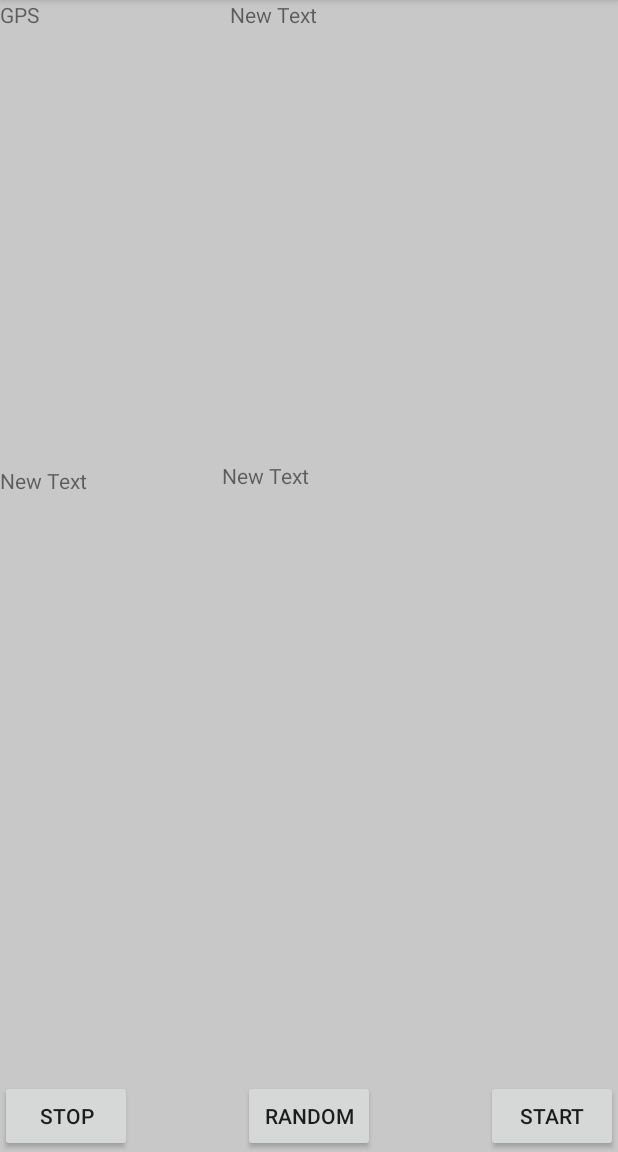
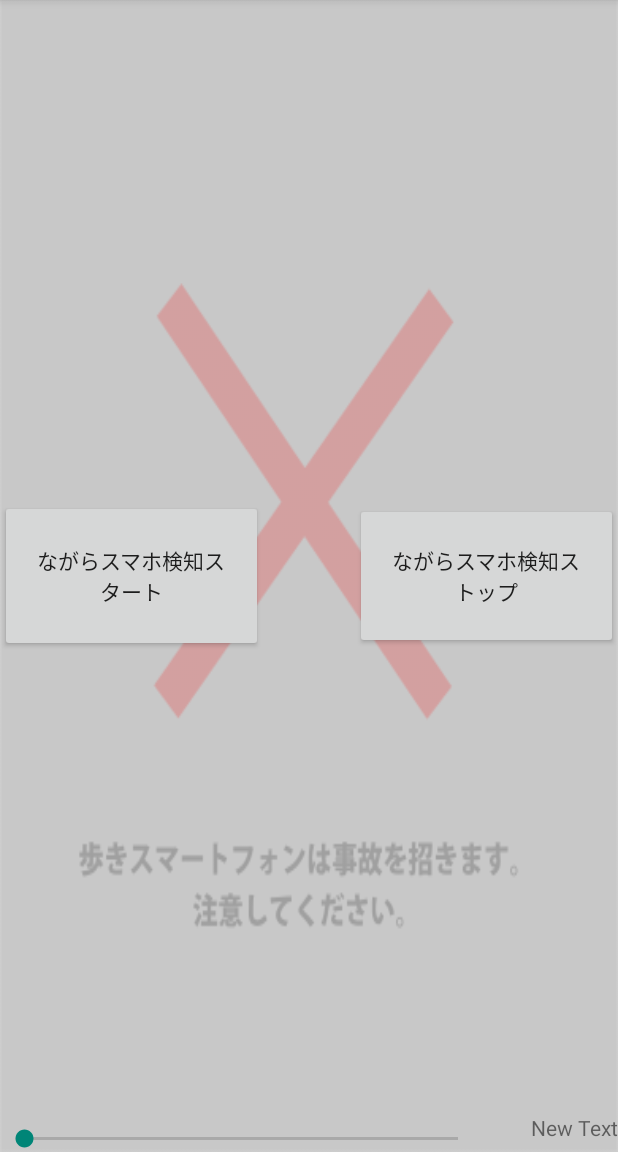
Before and after one commit to NegishiTakumi/NagaraSmartPhonePreventionSystem, an Android app: the screen it shows after launch (MainActivity), on a phone screen of 412 x 824 dp, the part 84-1236 px from its top. Run offline under Robolectric (Android 15) with nearby library versions, the phone set to English and light mode, and no system bars.

Commit message:
被験者実験の実装に移るところ。 検知はこれで完成とし、余分なUIは全削除

```diff
--- a/App/src/main/java/com/grad/nagara/MainActivity.java
+++ b/App/src/main/java/com/grad/nagara/MainActivity.java
@@ -29,6 +29,7 @@ import android.widget.ArrayAdapter;
 import android.widget.Button;
 import android.widget.FrameLayout;
 import android.widget.LinearLayout;
+import android.widget.SeekBar;
 import android.widget.TextView;
 
 import com.grad.nagara.libsvm.svm;
@@ -38,16 +39,14 @@ import java.util.*;
 import static android.provider.Settings.*;
 
 public class MainActivity extends ActionBarActivity implements SensorEventListener,View.OnClickListener{
-    public static String TAG = "_m_MainActivity";
-    public static int MODE = 2;
-    private TextView acceValueText,gpsValueText,distValueText,naturalizedText;
+    public static String TAG = "__MainActivity";
+    private TextView levelTextView;
     private Button dbButton,stopButton,paleButton;
     private LocationManager lm;
     private SensorManager manager;
     private AcceleratorManager a_manager;
     private LatlngManager l_manager;
-    private MySVMManager mSVM_manager;
-
+    private SeekBar seekBar;
     IntentFilter intentFilter;
     NagaraLayerReceiver receiver;
 
@@ -62,22 +61,34 @@ public class MainActivity extends ActionBarActivity implements SensorEventListen
                     .commit();
         }
         {
-            lm = (LocationManager)getSystemService(Context.LOCATION_SERVICE);
-            gpsValueText = (TextView)findViewById(R.id.gpsTextView);
-            acceValueText = (TextView)findViewById(R.id.acceTextView);
-            distValueText = (TextView)findViewById(R.id.distTextView);
-            naturalizedText = (TextView)findViewById(R.id.NatralizedTextView);
+            levelTextView = (TextView)findViewById(R.id.levelTextView);
             dbButton = (Button)findViewById(R.id.debugButton);
             dbButton.setOnClickListener(this);
             stopButton = (Button)findViewById(R.id.StopButton);
             stopButton.setOnClickListener(this);
-            paleButton = (Button)findViewById(R.id.paleButton);
-            paleButton.setOnClickListener(this);
             manager = (SensorManager)getSystemService(SENSOR_SERVICE);
-            a_manager = new AcceleratorManager(acceValueText,naturalizedText,manager);
-            l_manager = new LatlngManager(gpsValueText,distValueText,lm);
+            AcceleratorManager.mContext = this.getBaseContext();
 
-            Log.d(TAG, "ctor??");
+            //被験者実験用
+            seekBar = (SeekBar)findViewById(R.id.seekBar);
+            seekBar.setMax(3);
+            seekBar.setProgress(0);
+            seekBar.setOnSeekBarChangeListener(new SeekBar.OnSeekBarChangeListener() {
+                @Override
+                public void onProgressChanged(SeekBar seekBar, int progress, boolean fromUser) {
+                    levelTextView.setText("MODE" + String.valueOf(seekBar.getProgress()));
+                }
+
+                @Override
+                public void onStartTrackingTouch(SeekBar seekBar) {
+
+                }
+
+                @Override
+                public void onStopTrackingTouch(SeekBar seekBar) {
+                    AcceleratorManager.MODE = seekBar.getProgress();
+                }
+            });
         }
 
     }
@@ -88,7 +99,7 @@ public class MainActivity extends ActionBarActivity implements SensorEventListen
     @Override
     public void onResume(){
         super.onResume();
-        a_manager.onResume(this);
+       // a_manager.onResume(this);
        // l_manager.onResume(this);
     }
 
@@ -134,10 +145,10 @@ public class MainActivity extends ActionBarActivity implements SensorEventListen
             FlipButton();
         }
         if(v==paleButton){
-            for(int i = 0; i <a_manager.getNaturalizedZDataSet().length; i++){
-            Debugger.Print(a_manager.getNaturalizedZDataSet()[i] + "\n","znatuData");
+            for(int i = 0; i <a_manager.getDataListZ().length; i++){
+            Debugger.Print(a_manager.getDataListZ()[i] + "\n","zDataEX");
             }
-            Debugger.Print("\n/\n","zData");
+            Debugger.Print("\n\n","zDataEX");
         }
     }
     private void SVMTester(){
@@ -164,7 +175,6 @@ public class MainActivity extends ActionBarActivity implements SensorEventListen
 //        Log.d("_m_a",mSVM_manager.getAccuration() + "");
 
     }
-
     private void RecordData(){
         int classIndex = 2;
         String str = classIndex + " ";
--- a/App/src/main/res/layout/activity_main.xml
+++ b/App/src/main/res/layout/activity_main.xml
@@ -4,55 +4,62 @@
     android:layout_width="match_parent"
     android:layout_height="match_parent"
     tools:context="com.grad.nagara.MainActivity"
-    android:background="@color/bg20"
+    android:background="@drawable/bg20n"
     tools:ignore="MergeRootFrame" >
 
-    <TextView
+    <![CDATA[
+
+    TextView
         android:layout_width="110dp"
         android:layout_height="146dp"
         android:text="GPS"
         android:id="@+id/gpsTextView"
         android:layout_gravity="left|top" />
 
-    <TextView
+    TextView
         android:layout_width="105dp"
         android:layout_height="145dp"
         android:text="New Text"
         android:id="@+id/distTextView"
         android:layout_gravity="center_horizontal|top" />
 
-    <TextView
-        android:layout_width="168dp"
-        android:layout_height="146dp"
-        android:text="New Text"
-        android:id="@+id/acceTextView"
+
+
+
+
+    ]]>
+
+    TextView
+        android:layout_width="247dp"
+        android:layout_height="123dp"
+        android:text="危険です。ながらスマートフォン"
+        android:id="@+id/NatralizedTextView"
+        android:layout_gravity="center_horizontal|top" />
+
+    <Button
+        android:layout_width="175dp"
+        android:layout_height="97dp"
+        android:text="ながらスマホ検知ストップ"
+        android:id="@+id/StopButton"
+        android:layout_gravity="right|center_vertical" />
+
+    <Button
+        android:layout_width="175dp"
+        android:layout_height="101dp"
+        android:text="ながらスマホ検知スタート"
+        android:id="@+id/debugButton"
         android:layout_gravity="left|center_vertical" />
 
     <TextView
-        android:layout_width="115dp"
-        android:layout_height="153dp"
+        android:layout_width="wrap_content"
+        android:layout_height="26dp"
         android:text="New Text"
-        android:id="@+id/NatralizedTextView"
-        android:layout_gravity="center" />
-
-    <Button
-        android:layout_width="wrap_content"
-        android:layout_height="wrap_content"
-        android:text="Stop"
-        android:id="@+id/StopButton"
-        android:layout_gravity="left|bottom" />
-
-    <Button
-        android:layout_width="wrap_content"
-        android:layout_height="wrap_content"
-        android:text="Start"
-        android:id="@+id/debugButton"
+        android:id="@+id/levelTextView"
         android:layout_gravity="right|bottom" />
 
-    <Button
-        android:layout_width="wrap_content"
+    <SeekBar
+        android:layout_width="321dp"
         android:layout_height="wrap_content"
-        android:text="Random"
-        android:id="@+id/paleButton"
-        android:layout_gravity="center_horizontal|bottom" />
-    </FrameLayout>
+        android:id="@+id/seekBar"
+        android:layout_gravity="left|bottom" />
+</FrameLayout>
```
Also changed, not shown: App/src/main/java/com/grad/nagara/AcceleratorManager.java (+77 -40 lines), App/src/main/java/com/grad/nagara/DecisionTree.java (+11 -6 lines), App/src/main/java/com/grad/nagara/NagaraLayerService.java (+15 -23 lines), App/src/main/res/layout/overlay.xml (+5 -16 lines), App/src/main/res/drawable-hdpi/bg00g.png (added), App/src/main/res/drawable-hdpi/bg10Stop.png (added), App/src/main/res/drawable-hdpi/bg20g.png (added), App/src/main/res/drawable-hdpi/bg40g.png (added), App/src/main/res/drawable-hdpi/bg60g.png (added), App/src/main/res/drawable-hdpi/bg80g.png (added), App/src/main/res/drawable-hdpi/bg90g.png (added), App/src/main/res/drawable-hdpi/bgarticleg.png (added).
